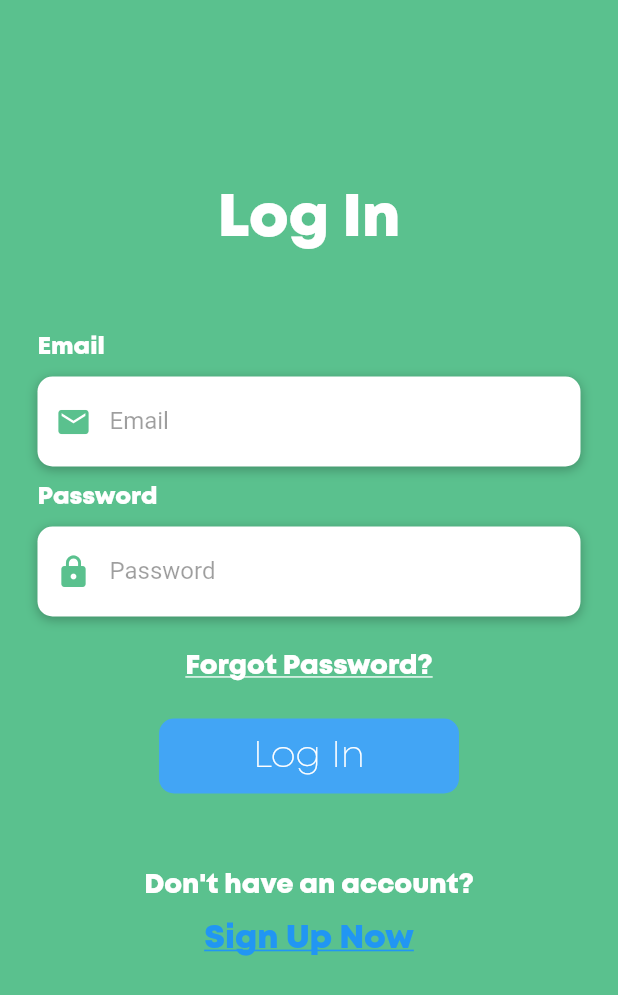
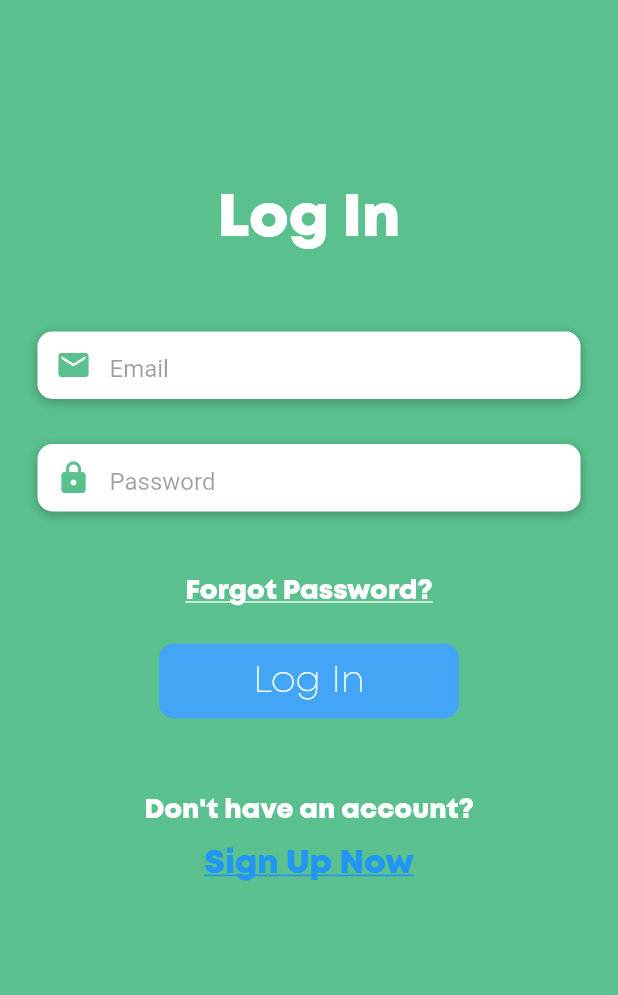
Before and after one commit to InternationalProjectOamk-1/Application, a Flutter app: the screen it shows after launch, on a phone screen of 412 x 824 dp. Shown: the top 995 px of the screen. Run offline on Flutter 3.47's test engine with Material 2 defaults, Android fonts, the phone set to English and light mode, and no system bars.

Commit message:
Changes: - Removed text above the field as hint text can cover that - Spacing changes

```diff
--- a/lib/widgets/input_field_widget.dart
+++ b/lib/widgets/input_field_widget.dart
@@ -4,11 +4,12 @@ import 'package:flutter/services.dart';
 class buildFields extends StatelessWidget {
   buildFields(
     {
-    required this.text, required this.type,
-    required this.hintText, required this.iconType,
-    required this.obscure, required this.controllerType
+      required this.text, required this.type,
+      required this.hintText, required this.iconType,
+      required this.obscure, required this.controllerType
     }
   );
+
 final String text;
 final TextInputType type;
 final String hintText;
@@ -21,18 +22,6 @@ Widget build(BuildContext context) {
   return Column(
     crossAxisAlignment: CrossAxisAlignment.start,
     children:  <Widget>[
-      Text(
-        text,
-        style: const TextStyle(
-          fontFamily: 'Mont',
-          color: Colors.white,
-          fontSize: 16,
-          fontWeight: FontWeight.bold
-        )
-      ),
-      const SizedBox(
-        height: 10
-      ),
       Container(
         alignment: Alignment.centerLeft,
         decoration: BoxDecoration(
@@ -46,7 +35,7 @@ Widget build(BuildContext context) {
             )
           ]
         ),
-        height: 60,
+        height: 45,
         child:  TextField(
           controller: controllerType,
           keyboardType: type,
@@ -56,18 +45,19 @@ Widget build(BuildContext context) {
           ),
           decoration: InputDecoration(
             border: InputBorder.none,
-            contentPadding: EdgeInsets.only(top: 14),
+            contentPadding: const EdgeInsets.only(top: 14),
             prefixIcon: Icon(
               iconType,
-              color: Color(0xff5ac18e)
+              color: const Color(0xff5ac18e)
             ),
             hintText: hintText,
-            hintStyle: TextStyle(
+            hintStyle: const TextStyle(
               color: Colors.black38
             )
           ),
         ),
-      )
+      ),
+      const SizedBox(height: 20)
     ],
   );
 }
```
